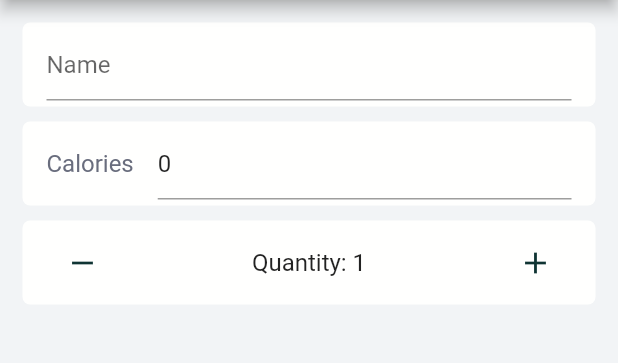
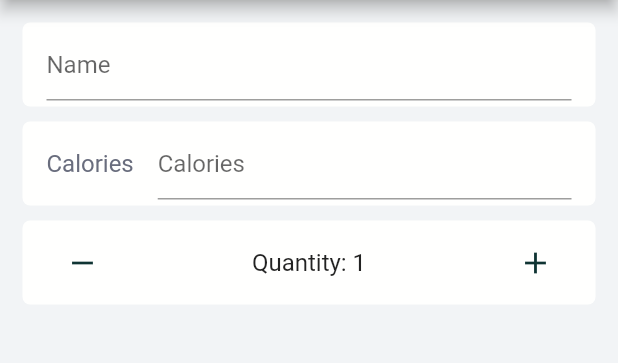
Before and after one commit to DJayalath/calorie_counter, a Flutter app: the FoodView screen opened directly, on a phone screen of 412 x 824 dp, the part 84-447 px from its top. Run offline on Flutter 3.47's test engine with Material 2 defaults, Android fonts, the phone set to English and light mode, and no system bars; our stand-ins replace charts_flutter, shared_preferences; accounts and stored records are empty.

Commit message:
Calorie entry begins empty rather than zero

```diff
--- a/lib/food_view.dart
+++ b/lib/food_view.dart
@@ -23,7 +23,7 @@ class FoodViewState extends State<FoodView> {
     void initState() {
         super.initState();
         _nameController = new TextEditingController(text: widget.foodEntry.name);
-        _calController = new TextEditingController(text: widget.foodEntry.calories.toString());
+        _calController = new TextEditingController(text: (widget.foodEntry.calories > 0) ? widget.foodEntry.calories.toString() : "");
     }
 
 
```
